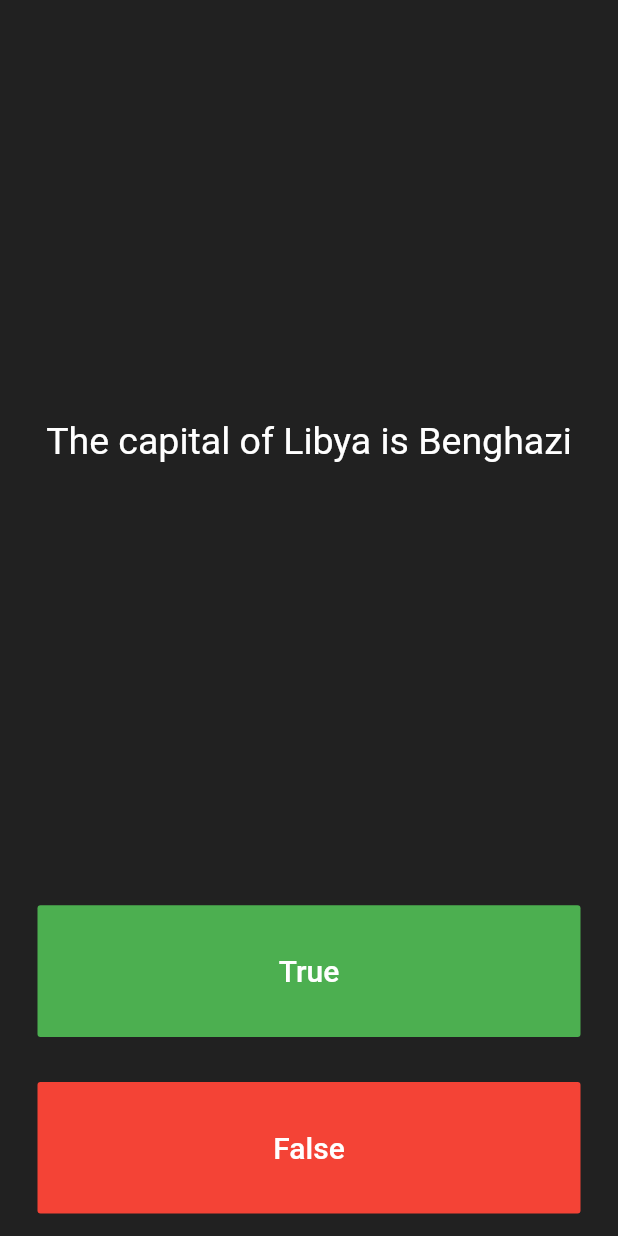
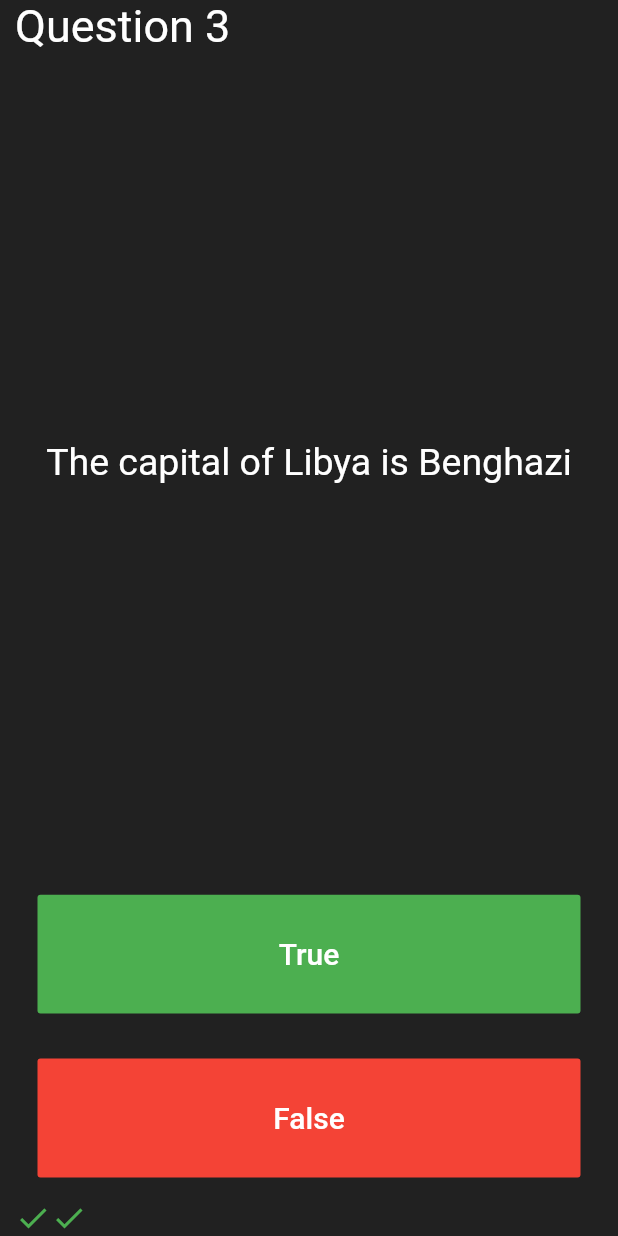
Before and after one commit to atul-tiwari/quizzler, a Flutter app: the screen it shows after launch, after a tap on "True", after a tap on "False", on a phone screen of 412 x 824 dp. Run offline on Flutter 3.47's test engine with Material 2 defaults, Android fonts, the phone set to English and light mode, and no system bars.

Commit message:
Status Icons

```diff
--- a/lib/main.dart
+++ b/lib/main.dart
@@ -29,7 +29,24 @@ class _QuizPageState extends State<QuizPage> {
 
    List<Icon> scoreKeeper =[];
 
-  String Que = QuestionBank.getQuestion();
+   String Que = QuestionBank.getQuestion();
+   int num = QuestionBank.questionNumber +1;
+
+   Icon genIcon(bool result){
+     if (result){
+       return Icon(
+         Icons.check,
+         color: Colors.green,
+       );
+     }
+     else{
+       return Icon(
+         Icons.close,
+         color: Colors.red,
+       );
+     }
+   }
+
 
   @override
   Widget build(BuildContext context) {
@@ -37,6 +54,13 @@ class _QuizPageState extends State<QuizPage> {
       mainAxisAlignment: MainAxisAlignment.spaceBetween,
       crossAxisAlignment: CrossAxisAlignment.stretch,
       children: <Widget>[
+        Text(
+          'Question $num',
+          style: TextStyle(
+            fontSize: 30,
+            color: Colors.white,
+          ),
+        ),
         Expanded(
           flex: 5,
           child: Padding(
@@ -67,11 +91,12 @@ class _QuizPageState extends State<QuizPage> {
                 ),
               ),
               onPressed: () {
-                print(QuestionBank.checkAns(true));
+                scoreKeeper.add(genIcon(QuestionBank.checkAns(false)));
                 bool res = QuestionBank.nextQuestion();
                 if (res) {
                 setState(() {
                   Que = QuestionBank.getQuestion();
+                  num++;
                 });
               }},
             ),
@@ -90,11 +115,12 @@ class _QuizPageState extends State<QuizPage> {
                 ),
               ),
               onPressed: () {
-                print(QuestionBank.checkAns(false));
+                scoreKeeper.add(genIcon(QuestionBank.checkAns(false)));
                 bool res = QuestionBank.nextQuestion();
                 if (res) {
                  setState(() {
                    Que = QuestionBank.getQuestion();
+                   num++;
                  });
                 }
               },
```
